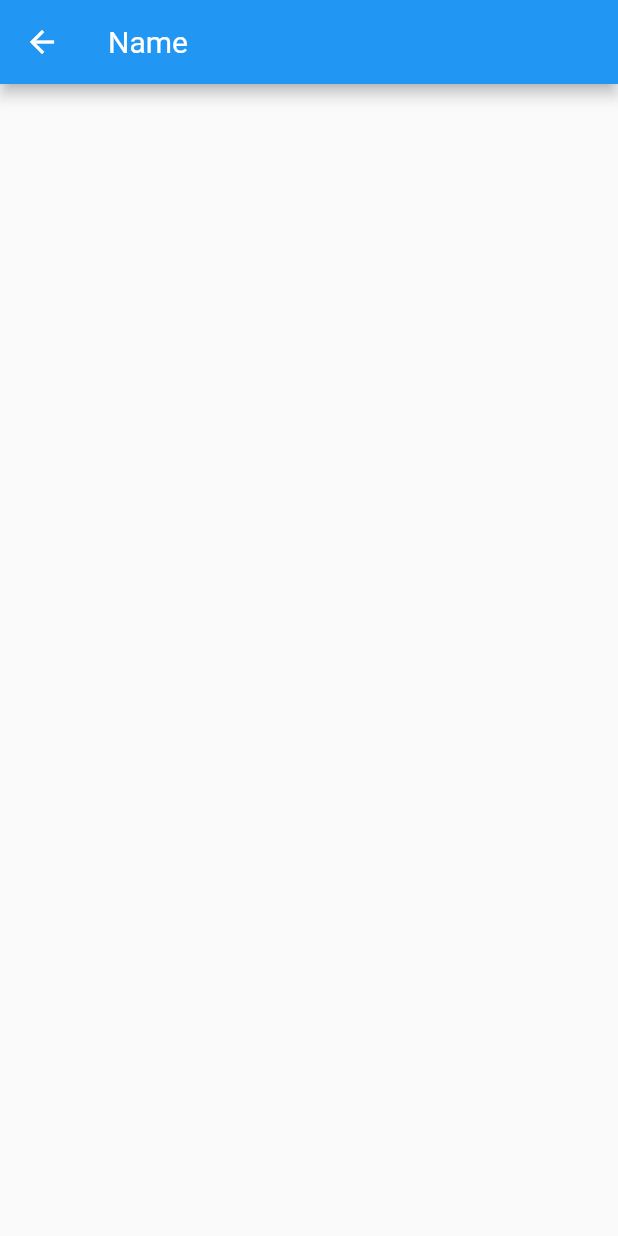
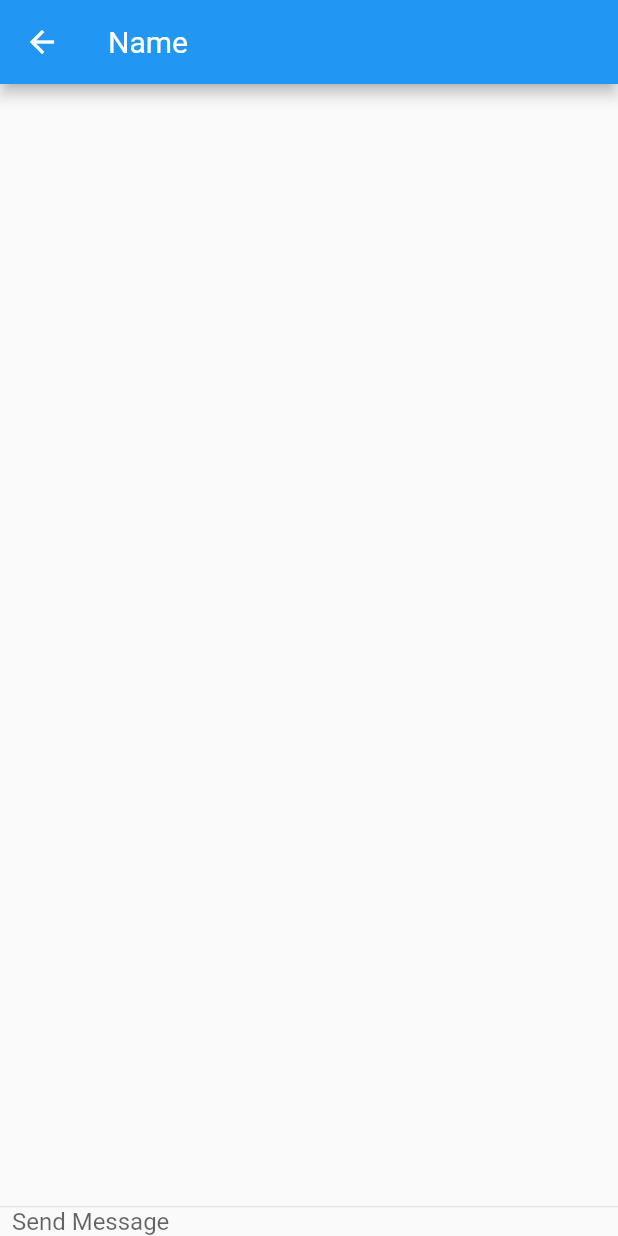
Before and after one commit to PrabhaniN/ABiGo, a Flutter app: the ChatScreen screen opened directly, on a phone screen of 412 x 824 dp. Run offline on Flutter 3.47's test engine with Material 2 defaults, Android fonts, the phone set to English and light mode, and no system bars.

Commit message:
Updated chat screen file
added typing field and messages display area

```diff
--- a/mobile_app/lib/textChatScreen.dart
+++ b/mobile_app/lib/textChatScreen.dart
@@ -1,4 +1,5 @@
 import 'package:flutter/material.dart';
+import 'chatMessage.dart';
 
 class ChatScreen extends StatefulWidget {
   @override
@@ -6,12 +7,72 @@ class ChatScreen extends StatefulWidget {
 }
 
 class _ChatScreenState extends State<ChatScreen> {
+  final List<ChatMessage> _messages = <ChatMessage>[];
+  bool _isComposing =false;
   @override
   Widget build(BuildContext context) {
     return Scaffold(
       appBar: AppBar(
+        // leading: _buildStack(),
         title: Text('Name'),
+      ),
+      body: new Container(
+        child: new Column(
+          children: <Widget>[
+            Flexible(
+              child: new ListView.builder(
+                padding: EdgeInsets.all(8.0),
+                itemBuilder: (_, int index) => _messages[index],
+                itemCount: _messages.length,
+                reverse: true,
+              ),
+            ),
+            Divider(height: 1.0),
+            Container(
+              // decoration: BoxDecoration(
+                // color: Theme.of(context).cardColor,
+              // ),
+              child: _buildTextComposer(),
+            ),
+          ],
+        ),
       ),
     );
   }
+  Widget _buildTextComposer() {
+    return IconTheme(
+      data: IconThemeData(
+        color: Theme.of(context).accentColor
+      ),
+      child: Container(
+        margin: EdgeInsets.symmetric(horizontal: 8.0),
+        child: Row(
+          children: <Widget>[
+            Flexible(
+              child: TextField(
+                controller: TextEditingController(),
+                onChanged: (String text) {
+                  setState(() {
+                    _isComposing = text.length > 0;
+                  });
+                },
+                decoration: InputDecoration.collapsed(
+                  hintText: 'Send Message'
+                ),
+              ),
+            ),
+          ],
+        ),
+      ),
+    );
+  }
+  // Widget _buildStack() => Stack(
+    // alignment: const Alignment(10.0, 10.0),
+    // children: [
+      // CircleAvatar(
+        // backgroundImage: AssetImage('images/panda.jpeg'),
+        // radius: 25.0,
+      // ),
+    // ],
+  // );
 }
```
